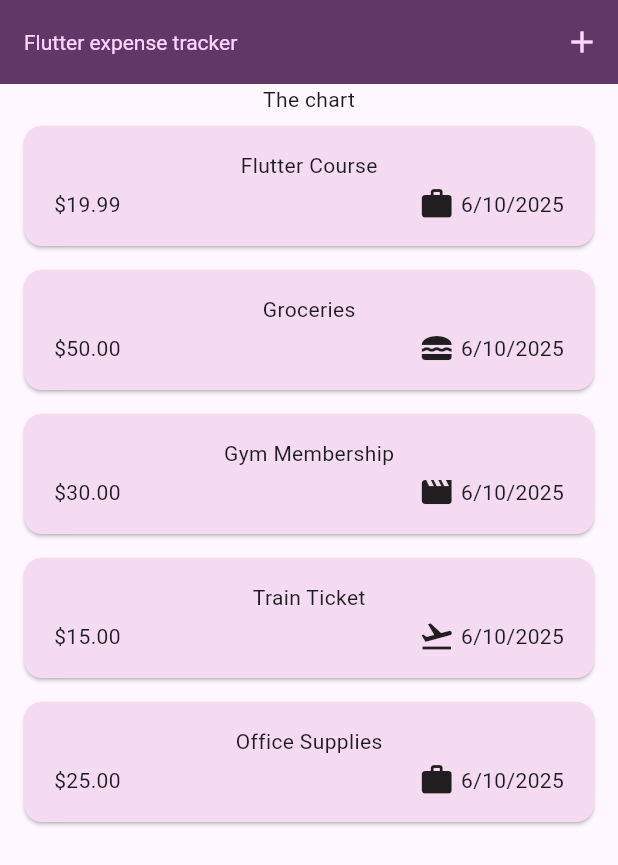
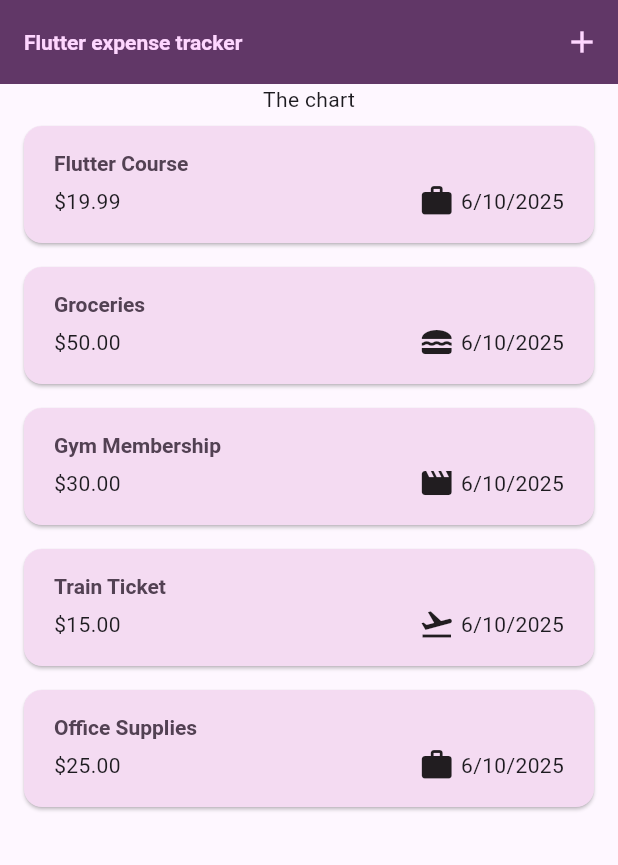
Before and after one commit to NevenD/expense_tracker, a Flutter app: the screen it shows after launch, on a phone screen of 412 x 824 dp. Shown: the top 865 px of the screen. Run offline on Flutter 3.47's test engine with Material 3 defaults, Android fonts, the phone set to English and light mode, and no system bars.

Commit message:
Ussing additional styles

```diff
--- a/lib/main.dart
+++ b/lib/main.dart
@@ -30,7 +30,7 @@ void main() {
         ),
         textTheme: ThemeData().textTheme.copyWith(
           titleLarge: TextStyle(
-            fontWeight: FontWeight.normal,
+            fontWeight: FontWeight.bold,
             color: kColorScheme.onSecondaryContainer,
             fontSize: 14,
           ),
--- a/lib/widgets/expenses_list/expenses_list.dart
+++ b/lib/widgets/expenses_list/expenses_list.dart
@@ -1,6 +1,6 @@
 import 'package:expense_tracker/models/expense.dart';
 import 'package:expense_tracker/widgets/expenses_list/expenses_list_item.dart';
-import 'package:flutter/widgets.dart';
+import 'package:flutter/material.dart';
 
 class ExpensesList extends StatelessWidget {
   const ExpensesList({
@@ -17,6 +17,11 @@ class ExpensesList extends StatelessWidget {
     return ListView.builder(
       itemCount: expenses.length,
       itemBuilder: (ctx, index) => Dismissible(
+        background: Container(
+          color: Theme.of(context).colorScheme.error.withValues(alpha: 0.25),
+          alignment: Alignment.centerRight,
+          padding: const EdgeInsets.only(right: 20),
+        ),
         key: ValueKey(expenses[index]),
         onDismissed: (direction) {
           onRemoveExpense(expenses[index]);
--- a/lib/widgets/expenses_list/expenses_list_item.dart
+++ b/lib/widgets/expenses_list/expenses_list_item.dart
@@ -12,8 +12,9 @@ class ExpensesItem extends StatelessWidget {
       child: Padding(
         padding: const EdgeInsets.symmetric(horizontal: 20, vertical: 16),
         child: Column(
+          crossAxisAlignment: CrossAxisAlignment.start,
           children: [
-            Text(expense.title),
+            Text(expense.title, style: Theme.of(context).textTheme.titleLarge),
             const SizedBox(height: 4),
             Row(
               children: [
```
